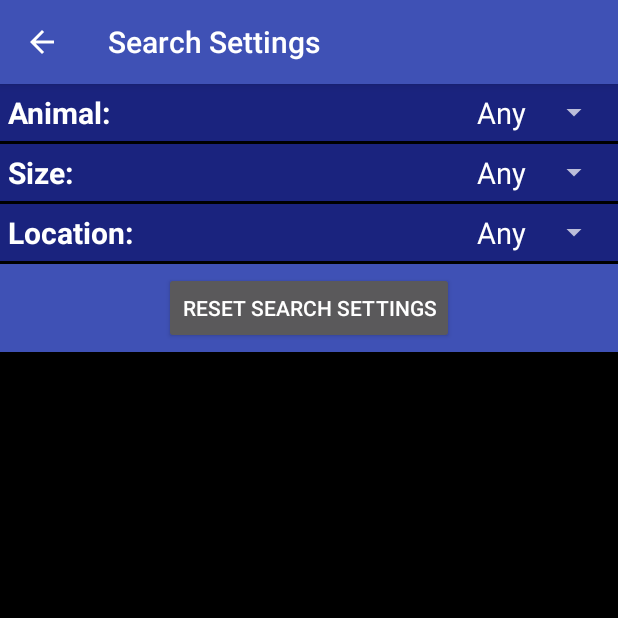
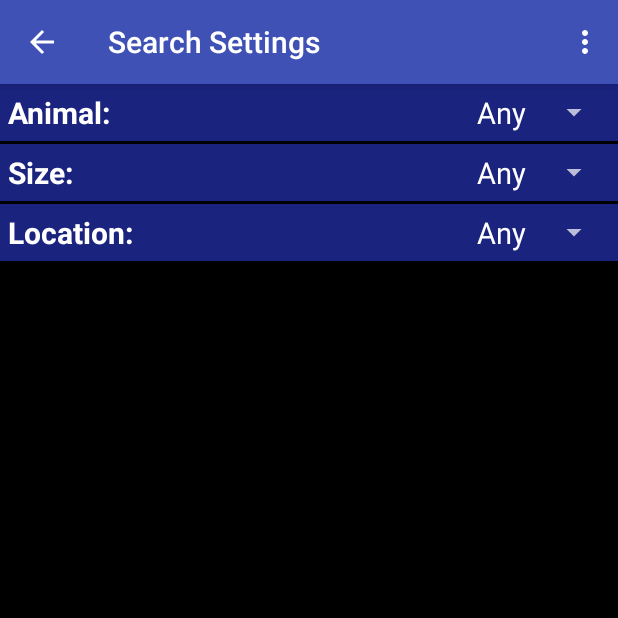
Before and after one commit to matthew-compton/Petfinder, an Android app: the screen it shows after launch (SettingsActivity), in the options menu, after a tap on "Search Settings", on a phone screen of 412 x 824 dp, the top half of it. Run offline under Robolectric (Android 15) with nearby library versions, the phone set to English and light mode, and no system bars; our stand-ins replace ButterKnife, Dagger/Hilt's generated code, Picasso; libraries missing offline, so code that uses them is left out: com.crittercism.app, rx.functions, rx.subscriptions; pictures from the network do not load; 15 statements that could not run were skipped.

Commit message:
Added location search options

```diff
--- a/app/build.gradle
+++ b/app/build.gradle
@@ -37,6 +37,7 @@ android {
 dependencies {
     compile fileTree(dir: 'libs', include: ['*.jar'])
     compile 'com.android.support:support-v4:21.0.0'
+    compile 'com.android.support:appcompat-v7:21.0.0'
     compile 'com.google.code.gson:gson:2.3'
     compile 'com.netflix.rxjava:rxjava-android:0.20.4'
     compile 'com.jakewharton:butterknife:5.1.2'
--- a/app/src/main/AndroidManifest.xml
+++ b/app/src/main/AndroidManifest.xml
@@ -4,6 +4,7 @@
 
     <uses-permission android:name="android.permission.INTERNET"/>
     <uses-permission android:name="android.permission.ACCESS_NETWORK_STATE"/>
+    <uses-permission android:name="android.permission.ACCESS_FINE_LOCATION"/>
 
     <application
         android:name=".PetfinderApplication"
--- a/app/src/main/java/com/ambergleam/petfinder/controller/BaseActivity.java
+++ b/app/src/main/java/com/ambergleam/petfinder/controller/BaseActivity.java
@@ -2,8 +2,8 @@ package com.ambergleam.petfinder.controller;
 
 import android.os.Bundle;
 import android.support.v4.app.Fragment;
-import android.support.v4.app.FragmentActivity;
 import android.support.v4.app.FragmentManager;
+import android.support.v7.app.ActionBarActivity;
 import android.util.Log;
 import android.view.MenuItem;
 import android.view.ViewConfiguration;
@@ -13,7 +13,7 @@ import com.ambergleam.petfinder.R;
 
 import java.lang.reflect.Field;
 
-public abstract class BaseActivity extends FragmentActivity {
+public abstract class BaseActivity extends ActionBarActivity {
 
     private static final String TAG = BaseActivity.class.getSimpleName();
 
@@ -26,7 +26,7 @@ public abstract class BaseActivity extends FragmentActivity {
 
         setContentView(R.layout.activity_fragment);
         if (!(this instanceof MainActivity)) {
-            getActionBar().setDisplayHomeAsUpEnabled(true);
+            getSupportActionBar().setDisplayHomeAsUpEnabled(true);
         }
 
         FragmentManager fm = getSupportFragmentManager();
--- a/app/src/main/res/layout/fragment_settings.xml
+++ b/app/src/main/res/layout/fragment_settings.xml
@@ -110,18 +110,6 @@
 
         </LinearLayout>
 
-        <FrameLayout
-            style="@style/DetailFrameLight">
-
-            <Button
-                android:id="@+id/button_reset"
-                android:layout_width="wrap_content"
-                android:layout_height="wrap_content"
-                android:layout_gravity="center"
-                android:text="@string/reset_search_settings"/>
-
-        </FrameLayout>
-
     </LinearLayout>
 
 </ScrollView>
--- a/app/src/main/res/layout/spinner_item_dropdown.xml
+++ b/app/src/main/res/layout/spinner_item_dropdown.xml
@@ -11,5 +11,6 @@
                  android:paddingTop="@dimen/padding_small"
                  android:paddingBottom="@dimen/padding_small"
                  android:gravity="right"
+                 android:background="@color/primary"
                  style="?android:attr/spinnerDropDownItemStyle"
                  tools:text="Cats"/>
--- a/app/src/main/res/menu/menu_favorites.xml
+++ b/app/src/main/res/menu/menu_favorites.xml
@@ -1,11 +1,12 @@
 <?xml version="1.0" encoding="utf-8"?>
-<menu xmlns:android="http://schemas.android.com/apk/res/android">
+<menu xmlns:android="http://schemas.android.com/apk/res/android"
+      xmlns:app="http://schemas.android.com/apk/res-auto">
 
     <item
         android:id="@+id/details"
         android:title="@string/details"
         android:icon="@android:drawable/ic_menu_info_details"
-        android:showAsAction="always|withText"
+        app:showAsAction="always|withText"
         android:visible="false"/>
 
 </menu>
--- a/app/src/main/res/menu/menu_main.xml
+++ b/app/src/main/res/menu/menu_main.xml
@@ -1,20 +1,21 @@
 <?xml version="1.0" encoding="utf-8"?>
-<menu xmlns:android="http://schemas.android.com/apk/res/android">
+<menu xmlns:android="http://schemas.android.com/apk/res/android"
+      xmlns:app="http://schemas.android.com/apk/res-auto">
 
     <item
         android:id="@+id/details"
         android:title="@string/details"
         android:icon="@android:drawable/ic_menu_info_details"
-        android:showAsAction="always|withText"/>
+        app:showAsAction="always|withText"/>
 
     <item
         android:id="@+id/favorites"
         android:title="@string/favorites"
-        android:showAsAction="never"/>
+        app:showAsAction="never"/>
 
     <item
         android:id="@+id/settings"
         android:title="@string/settings"
-        android:showAsAction="never"/>
+        app:showAsAction="never"/>
 
 </menu>
--- a/app/src/main/res/menu/menu_settings.xml
+++ b/app/src/main/res/menu/menu_settings.xml
@@ -1,4 +1,15 @@
 <?xml version="1.0" encoding="utf-8"?>
-<menu xmlns:android="http://schemas.android.com/apk/res/android">
+<menu xmlns:android="http://schemas.android.com/apk/res/android"
+      xmlns:app="http://schemas.android.com/apk/res-auto">
+
+    <item
+        android:id="@+id/location"
+        android:title="@string/use_my_location"
+        app:showAsAction="never"/>
+
+    <item
+        android:id="@+id/reset"
+        android:title="@string/reset_settings"
+        app:showAsAction="never"/>
 
 </menu>
--- a/app/src/main/res/values-v21/styles.xml
+++ /dev/null
@@ -1,11 +0,0 @@
-<resources>
-
-    <style name="AppTheme" parent="android:Theme.Material">
-        <item name="android:colorPrimary">@color/primary</item>
-        <item name="android:colorPrimaryDark">@color/primary_dark</item>
-        <item name="android:colorAccent">@color/accent</item>
-        <item name="android:windowBackground">@android:color/black</item>
-        <item name="android:textColor">@android:color/white</item>
-    </style>
-
-</resources>
--- a/app/src/main/res/values/strings.xml
+++ b/app/src/main/res/values/strings.xml
@@ -32,6 +32,7 @@
 
     <string name="error">Error.\nTry again.</string>
     <string name="empty_favorites">You have no favorite pets!</string>
-    <string name="reset_search_settings">Reset Search Settings</string>
+    <string name="reset_settings">Clear Settings</string>
+    <string name="use_my_location">Use My Location</string>
 
 </resources>
--- a/app/src/main/res/values/styles.xml
+++ b/app/src/main/res/values/styles.xml
@@ -1,13 +1,11 @@
 <resources>
 
-    <style name="AppTheme" parent="android:Theme.Holo">
+    <style name="AppTheme" parent="Theme.AppCompat">
+        <item name="colorPrimary">@color/primary</item>
+        <item name="colorPrimaryDark">@color/primary_dark</item>
+        <item name="colorAccent">@color/accent</item>
         <item name="android:windowBackground">@android:color/black</item>
         <item name="android:textColor">@android:color/white</item>
-        <item name="android:actionBarStyle">@style/CustomActionBar</item>
-    </style>
-
-    <style name="CustomActionBar" parent="@android:style/Widget.Holo.Light.ActionBar">
-        <item name="android:background">@color/primary</item>
     </style>
 
     <style name="DetailFrame">
```
Also changed, not shown: app/src/main/java/com/ambergleam/petfinder/controller/SettingsFragment.java (+17 -7 lines), app/src/main/java/com/ambergleam/petfinder/utils/LocationUtils.java (added, +73 -0 lines), app/src/main/res/menu/menu_detail.xml (+5 -4 lines), 1 other file.
